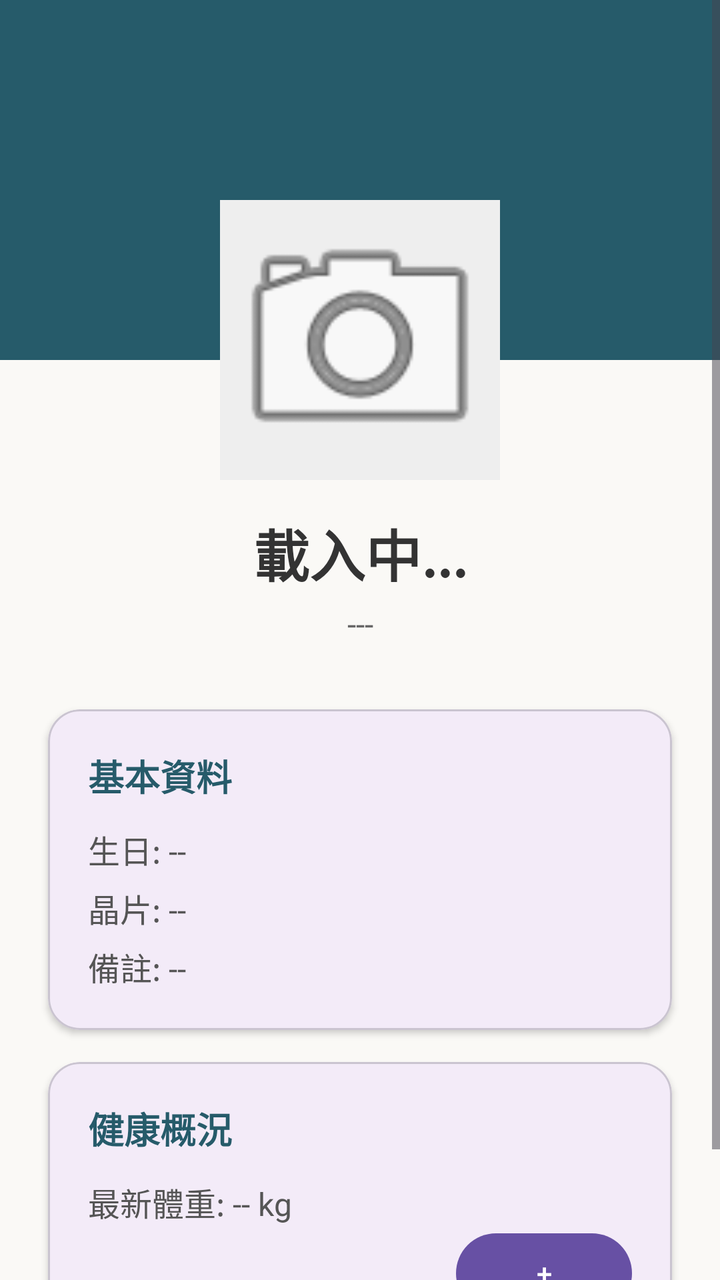
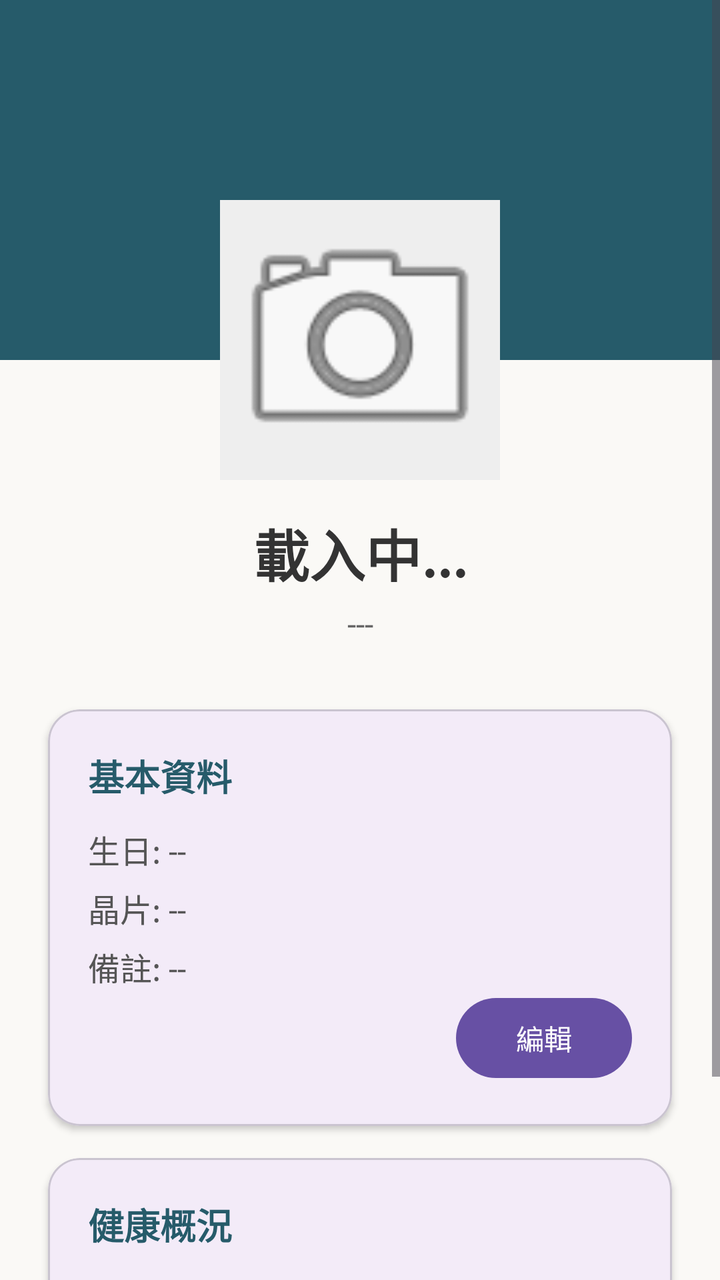

Two renders of the same Android screen: before a commit and after it. Below are the layout's source before the change and the commit's diff.
<!-- AndroidManifest.xml: application theme Theme.PetCare -->
<!-- res/layout/activity_pet_detail.xml -->
<?xml version="1.0" encoding="utf-8"?>
<ScrollView
    xmlns:android="http://schemas.android.com/apk/res/android"
    xmlns:app="http://schemas.android.com/apk/res-auto"
    xmlns:tools="http://schemas.android.com/tools"
    android:layout_width="match_parent"
    android:layout_height="match_parent"
    android:fillViewport="true"
    android:background="#FAF9F6"
    tools:context=".petdetail.PetDetailActivity">

    <androidx.constraintlayout.widget.ConstraintLayout
        android:layout_width="match_parent"
        android:layout_height="wrap_content"
        android:paddingBottom="32dp">

        
        <View
            android:id="@+id/headerBackground"
            android:layout_width="match_parent"
            android:layout_height="180dp"
            android:background="#265B6A"
        app:layout_constraintTop_toTopOf="parent" />
        
        
        <com.google.android.material.imageview.ShapeableImageView
            android:id="@+id/ivProfilePhoto"
            android:layout_width="140dp"
            android:layout_height="140dp"
            android:layout_marginTop="100dp"
            android:scaleType="centerCrop"
            android:src="@android:drawable/ic_menu_camera"
            android:background="#EEEEEE"
            app:shapeAppearanceOverlay="@style/ShapeAppearanceOverlay.Material3.Corner.Top"
        app:layout_constraintTop_toTopOf="parent"
        app:layout_constraintStart_toStartOf="parent"
        app:layout_constraintEnd_toEndOf="parent" />

        
        
        <TextView
            android:id="@+id/tvName"
            android:layout_width="wrap_content"
            android:layout_height="wrap_content"
            android:layout_marginTop="16dp"
            android:text="載入中..."
            android:textSize="28sp"
            android:textStyle="bold"
            android:textColor="#333333"
            app:layout_constraintTop_toBottomOf="@+id/ivProfilePhoto"
            app:layout_constraintStart_toStartOf="parent"
            app:layout_constraintEnd_toEndOf="parent" />

        <TextView
            android:id="@+id/tvSpeciesBreed"
            android:layout_width="wrap_content"
            android:layout_height="wrap_content"
            android:layout_marginTop="4dp"
            android:text="---"
            android:textSize="16sp"
            android:textColor="#666666"
            app:layout_constraintTop_toBottomOf="@+id/tvName"
            app:layout_constraintStart_toStartOf="parent"
            app:layout_constraintEnd_toEndOf="parent" />

        
        <com.google.android.material.card.MaterialCardView
            android:id="@+id/cardDetails"
            android:layout_width="match_parent"
            android:layout_height="wrap_content"
            android:layout_marginHorizontal="24dp"
            android:layout_marginTop="32dp"
            app:cardCornerRadius="16dp"
            app:cardElevation="2dp"
            app:layout_constraintTop_toBottomOf="@+id/tvSpeciesBreed"
            app:layout_constraintStart_toStartOf="parent"
            app:layout_constraintEnd_toEndOf="parent">

            <LinearLayout
                android:layout_width="match_parent"
                android:layout_height="wrap_content"
                android:orientation="vertical"
                android:padding="20dp">

                <TextView
                    android:layout_width="wrap_content"
                    android:layout_height="wrap_content"
                    android:text="基本資料"
                    android:textSize="18sp"
                    android:textStyle="bold"
                    android:textColor="#265B6A"
                    android:layout_marginBottom="12dp"/>

                
                <TextView
                    android:id="@+id/tvDetails"
                    android:layout_width="match_parent"
                    android:layout_height="wrap_content"
                    android:text="生日: --\n晶片: --\n備註: --"
                    android:lineSpacingExtra="6dp"
                android:textSize="16sp"
                android:textColor="#555555" />
                
            </LinearLayout>
        </com.google.android.material.card.MaterialCardView>

        
        <com.google.android.material.card.MaterialCardView
            android:id="@+id/cardHealth"
            android:layout_width="match_parent"
            android:layout_height="wrap_content"
            android:layout_marginHorizontal="24dp"
            android:layout_marginTop="16dp"
            app:cardCornerRadius="16dp"
            app:cardElevation="2dp"
            app:layout_constraintTop_toBottomOf="@+id/cardDetails"
            app:layout_constraintStart_toStartOf="parent"
            app:layout_constraintEnd_toEndOf="parent">

            <LinearLayout
                android:layout_width="match_parent"
                android:layout_height="wrap_content"
                android:orientation="vertical"
                android:padding="20dp">

                <TextView
                    android:layout_width="wrap_content"
                    android:layout_height="wrap_content"
                    android:text="健康概況"
                    android:textSize="18sp"
                    android:textStyle="bold"
                    android:textColor="#265B6A"
                    android:layout_marginBottom="12dp"/>

                <TextView
                    android:id="@+id/tvWeightInfo"
                    android:layout_width="match_parent"
                    android:layout_height="wrap_content"
                    android:text="最新體重: -- kg"
                    android:textSize="16sp"
                    android:textColor="#555555" />

                <Button
                    android:layout_width="wrap_content"
                    android:layout_height="wrap_content"
                    android:id="@+id/btn_addWeight"
                    android:text="+"
                    android:layout_gravity="end"/>

                

            </LinearLayout>
        </com.google.android.material.card.MaterialCardView>

    </androidx.constraintlayout.widget.ConstraintLayout>

</ScrollView>
<!-- resources referenced by this layout -->
<resources>
  <style name="Theme.PetCare" parent="Base.Theme.PetCare" />
  <style name="Base.Theme.PetCare" parent="Theme.Material3.DayNight.NoActionBar">
          
          
      </style>
</resources>

<!-- the commit's change to res/layout/activity_pet_detail.xml (unified diff, before → after) -->
@@ -1,12 +1,11 @@
 <?xml version="1.0" encoding="utf-8"?>
-<ScrollView
-    xmlns:android="http://schemas.android.com/apk/res/android"
+<ScrollView xmlns:android="http://schemas.android.com/apk/res/android"
     xmlns:app="http://schemas.android.com/apk/res-auto"
     xmlns:tools="http://schemas.android.com/tools"
     android:layout_width="match_parent"
     android:layout_height="match_parent"
+    android:background="#FAF9F6"
     android:fillViewport="true"
-    android:background="#FAF9F6"
     tools:context=".petdetail.PetDetailActivity">
 
     <androidx.constraintlayout.widget.ConstraintLayout
@@ -15,12 +14,13 @@
         android:paddingBottom="32dp">
 
         
+
         <View
             android:id="@+id/headerBackground"
             android:layout_width="match_parent"
             android:layout_height="180dp"
             android:background="#265B6A"
-        app:layout_constraintTop_toTopOf="parent" />
+            app:layout_constraintTop_toTopOf="parent" />
         
         
         <com.google.android.material.imageview.ShapeableImageView
@@ -28,14 +28,14 @@
             android:layout_width="140dp"
             android:layout_height="140dp"
             android:layout_marginTop="100dp"
+            android:background="#EEEEEE"
             android:scaleType="centerCrop"
             android:src="@android:drawable/ic_menu_camera"
-            android:background="#EEEEEE"
-            app:shapeAppearanceOverlay="@style/ShapeAppearanceOverlay.Material3.Corner.Top"
-        app:layout_constraintTop_toTopOf="parent"
-        app:layout_constraintStart_toStartOf="parent"
-        app:layout_constraintEnd_toEndOf="parent" />
-
+            app:layout_constraintEnd_toEndOf="parent"
+            app:layout_constraintStart_toStartOf="parent"
+            app:layout_constraintTop_toTopOf="parent"
+            app:shapeAppearanceOverlay="@style/ShapeAppearanceOverlay.Material3.Corner.Top" />
+        
         
         
         <TextView
@@ -44,12 +44,12 @@
             android:layout_height="wrap_content"
             android:layout_marginTop="16dp"
             android:text="載入中..."
+            android:textColor="#333333"
             android:textSize="28sp"
             android:textStyle="bold"
-            android:textColor="#333333"
-            app:layout_constraintTop_toBottomOf="@+id/ivProfilePhoto"
+            app:layout_constraintEnd_toEndOf="parent"
             app:layout_constraintStart_toStartOf="parent"
-            app:layout_constraintEnd_toEndOf="parent" />
+            app:layout_constraintTop_toBottomOf="@+id/ivProfilePhoto" />
 
         <TextView
             android:id="@+id/tvSpeciesBreed"
@@ -57,11 +57,11 @@
             android:layout_height="wrap_content"
             android:layout_marginTop="4dp"
             android:text="---"
+            android:textColor="#666666"
             android:textSize="16sp"
-            android:textColor="#666666"
-            app:layout_constraintTop_toBottomOf="@+id/tvName"
+            app:layout_constraintEnd_toEndOf="parent"
             app:layout_constraintStart_toStartOf="parent"
-            app:layout_constraintEnd_toEndOf="parent" />
+            app:layout_constraintTop_toBottomOf="@+id/tvName" />
 
         
         <com.google.android.material.card.MaterialCardView
@@ -72,9 +72,9 @@
             android:layout_marginTop="32dp"
             app:cardCornerRadius="16dp"
             app:cardElevation="2dp"
-            app:layout_constraintTop_toBottomOf="@+id/tvSpeciesBreed"
+            app:layout_constraintEnd_toEndOf="parent"
             app:layout_constraintStart_toStartOf="parent"
-            app:layout_constraintEnd_toEndOf="parent">
+            app:layout_constraintTop_toBottomOf="@+id/tvSpeciesBreed">
 
             <LinearLayout
                 android:layout_width="match_parent"
@@ -85,21 +85,29 @@
                 <TextView
                     android:layout_width="wrap_content"
                     android:layout_height="wrap_content"
+                    android:layout_marginBottom="12dp"
                     android:text="基本資料"
+                    android:textColor="#265B6A"
                     android:textSize="18sp"
-                    android:textStyle="bold"
-                    android:textColor="#265B6A"
-                    android:layout_marginBottom="12dp"/>
+                    android:textStyle="bold" />
 
                 
                 <TextView
                     android:id="@+id/tvDetails"
                     android:layout_width="match_parent"
                     android:layout_height="wrap_content"
+                    android:lineSpacingExtra="6dp"
                     android:text="生日: --\n晶片: --\n備註: --"
-                    android:lineSpacingExtra="6dp"
-                android:textSize="16sp"
-                android:textColor="#555555" />
+                    android:textColor="#555555"
+                    android:textSize="16sp" />
+
+                <Button
+                    android:id="@+id/btnEdit"
+                    android:layout_width="wrap_content"
+                    android:layout_height="wrap_content"
+                    android:layout_gravity="end"
+                    android:text="編輯"
+                    tools:visibility="visible" />
                 
             </LinearLayout>
         </com.google.android.material.card.MaterialCardView>
@@ -113,9 +121,9 @@
             android:layout_marginTop="16dp"
             app:cardCornerRadius="16dp"
             app:cardElevation="2dp"
-            app:layout_constraintTop_toBottomOf="@+id/cardDetails"
+            app:layout_constraintEnd_toEndOf="parent"
             app:layout_constraintStart_toStartOf="parent"
-            app:layout_constraintEnd_toEndOf="parent">
+            app:layout_constraintTop_toBottomOf="@+id/cardDetails">
 
             <LinearLayout
                 android:layout_width="match_parent"
@@ -126,26 +134,26 @@
                 <TextView
                     android:layout_width="wrap_content"
                     android:layout_height="wrap_content"
+                    android:layout_marginBottom="12dp"
                     android:text="健康概況"
+                    android:textColor="#265B6A"
                     android:textSize="18sp"
-                    android:textStyle="bold"
-                    android:textColor="#265B6A"
-                    android:layout_marginBottom="12dp"/>
+                    android:textStyle="bold" />
 
                 <TextView
                     android:id="@+id/tvWeightInfo"
                     android:layout_width="match_parent"
                     android:layout_height="wrap_content"
                     android:text="最新體重: -- kg"
-                    android:textSize="16sp"
-                    android:textColor="#555555" />
+                    android:textColor="#555555"
+                    android:textSize="16sp" />
 
                 <Button
+                    android:id="@+id/btn_addWeight"
                     android:layout_width="wrap_content"
                     android:layout_height="wrap_content"
-                    android:id="@+id/btn_addWeight"
-                    android:text="+"
-                    android:layout_gravity="end"/>
+                    android:layout_gravity="end"
+                    android:text="+" />
 
                 
 
